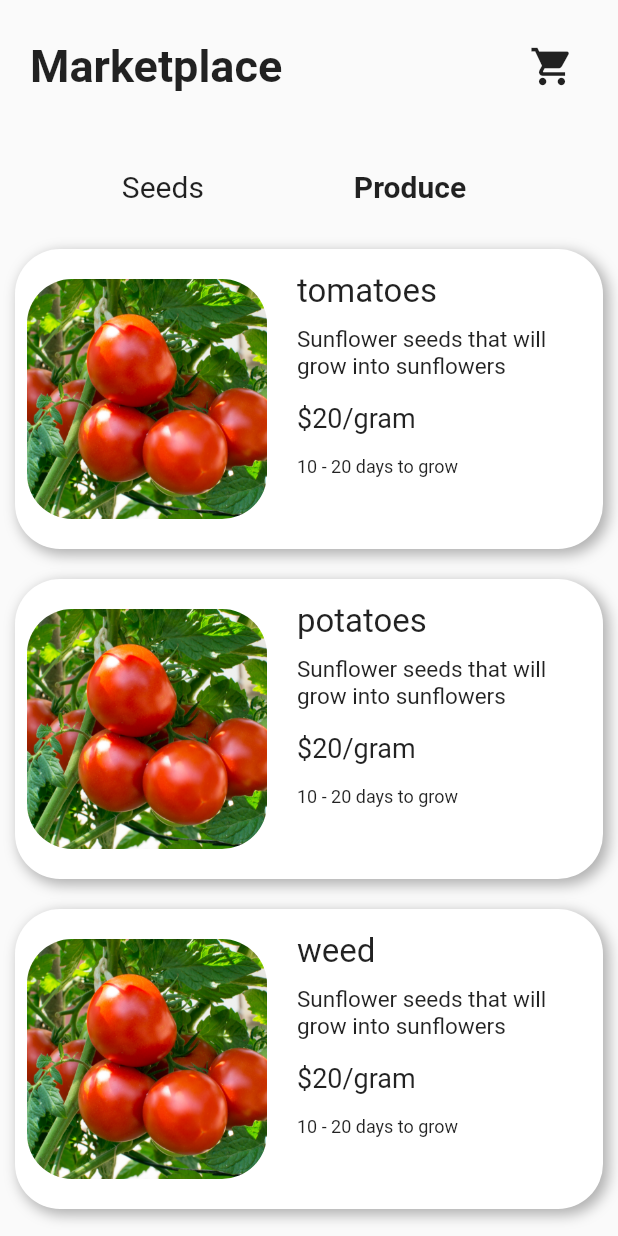
After one commit to PrasannS/farming_app, a Flutter app: the MarketplaceScreen screen opened directly, after a tap on "Produce", on a phone screen of 412 x 824 dp. The commit adds this screen. Run offline on Flutter 3.47's test engine with Material 2 defaults, Android fonts, the phone set to English and light mode, and no system bars; our stand-ins replace cloud_firestore, curved_navigation_bar, firebase_auth, firebase_storage, image_picker; accounts and stored records are empty.

Commit message:
added marketplace stuff

```diff
--- a/lib/main.dart
+++ b/lib/main.dart
@@ -11,6 +11,7 @@ class MyApp extends StatelessWidget {
   Widget build(BuildContext context) {
     return MaterialApp(
       title: 'Flutter Demo',
+      debugShowCheckedModeBanner: false,
       theme: ThemeData(
         // This is the theme of your application.
         //
--- a/lib/screens/marketplace_screen.dart
+++ b/lib/screens/marketplace_screen.dart
@@ -1,3 +1,5 @@
+import 'package:farming_app/screens/produce_market.dart';
+import 'package:farming_app/screens/seed_market.dart';
 import 'package:flutter/material.dart';
 
 class MarketplaceScreen extends StatefulWidget {
@@ -6,8 +8,86 @@ class MarketplaceScreen extends StatefulWidget {
 }
 
 class _MarketplaceScreenState extends State<MarketplaceScreen> {
+
+  int pageIndex = 0;
+  List<Widget> pages = [SeedMarket(), ProduceMarket()];
+  PageController _pageController = new PageController();
+
   @override
   Widget build(BuildContext context) {
-    return Container(child: Center(child: Text('Market')),);
+    return Scaffold(
+      body: Column(
+        children: [
+          Padding(
+            padding: const EdgeInsets.symmetric(vertical: 20.0, horizontal: 20.0),
+            child: Row(
+              mainAxisAlignment: MainAxisAlignment.spaceBetween,
+              children: [
+                Text('Marketplace', style: TextStyle(fontSize: 30.0, fontWeight: FontWeight.bold),),
+                IconButton(
+                  icon: Icon(Icons.shopping_cart, size: 30.0,),
+                  onPressed: (){},
+                ),
+              ],
+            ),
+          ),
+
+          SizedBox(height: 25.0,),
+          Row(
+            mainAxisAlignment: MainAxisAlignment.center,
+            children: <Widget>[
+              GestureDetector(
+                onTap: () {
+                  setState(() {
+                    pageIndex = 0;
+                    _pageController.animateToPage(pageIndex, duration: Duration(milliseconds: 300), curve: Curves.linear);
+                  });
+                },
+                child: Text(
+                  'Seeds',
+                  style: TextStyle(
+                      fontSize: 20.0,
+                      fontWeight: pageIndex == 0 ? FontWeight.bold
+                          : FontWeight.w400,
+                     // decoration: pageIndex == 0 ? TextDecoration.underline
+                     //     : TextDecoration.none
+                  ),
+                ),
+              ),
+              SizedBox(width: 100.0,),
+              GestureDetector(
+                onTap: (){
+                  setState(() {
+                    pageIndex = 1;
+                    _pageController.animateToPage(pageIndex, duration: Duration(milliseconds: 300), curve: Curves.linear);
+                    //Navigator.push(context, MaterialPageRoute(builder: (_) => SignupScreen()));
+                  });
+                },
+                child: Text(
+                  'Produce',
+                  style: TextStyle(
+                      fontSize: 20.0,
+                      fontWeight: pageIndex == 1 ? FontWeight.bold
+                          : FontWeight.w400,
+                     // decoration: pageIndex == 1 ? TextDecoration.underline
+                     //     : TextDecoration.none
+                  ),
+                ),
+              ),
+              SizedBox(width: 20.0,),
+            ],
+          ),
+          SizedBox(height: 20.0,),
+          Expanded(
+            child: PageView(
+              children: pages,
+              controller: _pageController,
+              physics: NeverScrollableScrollPhysics(),
+
+            ),
+          )
+        ],
+      ),
+    );
   }
 }
--- /dev/null
+++ b/lib/screens/produce_market.dart
@@ -0,0 +1,74 @@
+import 'package:flutter/material.dart';
+
+class ProduceMarket extends StatefulWidget {
+  @override
+  _ProduceMarketState createState() => _ProduceMarketState();
+}
+
+class _ProduceMarketState extends State<ProduceMarket> {
+  @override
+  Widget build(BuildContext context) {
+    List names = ['tomatoes', 'potatoes', 'weed'];
+
+    return ListView.builder(
+        itemCount: names.length,
+        itemBuilder: (BuildContext context, int index){
+          return Padding(
+            padding: const EdgeInsets.all(10.0),
+            child: Container(
+              height: 200.0,
+              decoration: BoxDecoration(
+                boxShadow: [
+                  BoxShadow(
+                    color: Colors.grey.withOpacity(0.8),
+                    blurRadius: 7.0, // has the effect of softening the shadow
+                    spreadRadius: 1.0, // has the effect of extending the shadow
+                    offset: Offset(
+                      3.0, // horizontal, move right 10
+                      3.0, // vertical, move down 10
+                    ),
+                  )
+                ],
+                borderRadius: new BorderRadius.circular(30.0),
+                color: Colors.white,
+              ),
+              child: ClipRRect(
+                  borderRadius: BorderRadius.circular(30.0),
+                  child: Padding(
+                    padding: const EdgeInsets.symmetric(horizontal: 8.0, vertical: 15.0),
+                    child: Row(
+                      children: [
+                        Container(
+                          height: 160.0,
+                          width: 160.0,
+                          child: ClipRRect(
+                            borderRadius: BorderRadius.circular(30.0),
+                            child: Image.asset('assets/img/tomatoes.jpeg', fit: BoxFit.cover,
+                            ),
+                          ),
+                        ),
+                        SizedBox(width: 20.0,),
+                        Expanded(
+                          child: Column(
+                            crossAxisAlignment: CrossAxisAlignment.start,
+                            children: [
+                              Text(names[index], style: TextStyle(fontSize: 22.0, fontWeight: FontWeight.w400),),
+                              SizedBox(height: 10.0,),
+                              Text('Sunflower seeds that will grow into sunflowers', style: TextStyle(fontSize: 15.0, fontWeight: FontWeight.w400),),
+                              SizedBox(height: 15.0,),
+                              Text('\$20/gram', style: TextStyle(fontSize: 18.0, fontWeight: FontWeight.w400),),
+                              SizedBox(height: 15.0,),
+                              Text('10 - 20 days to grow', style: TextStyle(fontSize: 12.0, fontWeight: FontWeight.w400),)
+                            ],
+                          ),
+                        )
+                      ],
+                    ),
+                  )
+              ),
+            ),
+          );
+        }
+    );
+  }
+}
--- /dev/null
+++ b/lib/screens/seed_market.dart
@@ -0,0 +1,74 @@
+import 'package:flutter/material.dart';
+
+class SeedMarket extends StatefulWidget {
+  @override
+  _SeedMarketState createState() => _SeedMarketState();
+}
+
+class _SeedMarketState extends State<SeedMarket> {
+  List names = ['tomatoes', 'potatoes', 'weed'];
+
+  @override
+  Widget build(BuildContext context) {
+    return ListView.builder(
+        itemCount: names.length,
+        itemBuilder: (BuildContext context, int index){
+          return Padding(
+            padding: const EdgeInsets.all(10.0),
+            child: Container(
+              height: 200.0,
+              decoration: BoxDecoration(
+                boxShadow: [
+                  BoxShadow(
+                    color: Colors.grey.withOpacity(0.8),
+                    blurRadius: 7.0, // has the effect of softening the shadow
+                    spreadRadius: 1.0, // has the effect of extending the shadow
+                    offset: Offset(
+                      3.0, // horizontal, move right 10
+                      3.0, // vertical, move down 10
+                    ),
+                  )
+                ],
+                borderRadius: new BorderRadius.circular(30.0),
+                color: Colors.white,
+              ),
+              child: ClipRRect(
+                borderRadius: BorderRadius.circular(30.0),
+                  child: Padding(
+                    padding: const EdgeInsets.symmetric(horizontal: 8.0, vertical: 15.0),
+                    child: Row(
+                      children: [
+                        Container(
+                          height: 160.0,
+                            width: 160.0,
+                          child: ClipRRect(
+                            borderRadius: BorderRadius.circular(30.0),
+                            child: Image.asset('assets/img/seeds.jpg', fit: BoxFit.cover,
+                            ),
+                          ),
+                        ),
+                        SizedBox(width: 20.0,),
+                        Expanded(
+                          child: Column(
+                            crossAxisAlignment: CrossAxisAlignment.start,
+                            children: [
+                              Text('Sunflower Seeds', style: TextStyle(fontSize: 22.0, fontWeight: FontWeight.w400),),
+                              SizedBox(height: 10.0,),
+                              Text('Sunflower seeds that will grow into sunflowers', style: TextStyle(fontSize: 15.0, fontWeight: FontWeight.w400),),
+                              SizedBox(height: 15.0,),
+                              Text('\$20/gram', style: TextStyle(fontSize: 18.0, fontWeight: FontWeight.w400),),
+                              SizedBox(height: 15.0,),
+                              Text('10 - 20 days to grow', style: TextStyle(fontSize: 12.0, fontWeight: FontWeight.w400),)
+                            ],
+                          ),
+                        )
+                      ],
+                    ),
+                  )
+              ),
+            ),
+          );
+        }
+    );
+  }
+}
--- a/pubspec.yaml
+++ b/pubspec.yaml
@@ -53,7 +53,8 @@ flutter:
   uses-material-design: true
 
   # To add assets to your application, add an assets section, like this:
-  # assets:
+  assets:
+    - assets/img/
   #   - images/a_dot_burr.jpeg
   #   - images/a_dot_ham.jpeg
 
```
Also changed, not shown: assets/img/seeds.jpg (added), assets/img/tomatoes.jpeg (added).
